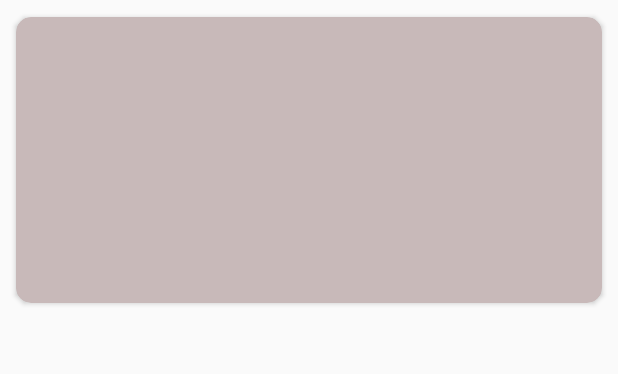
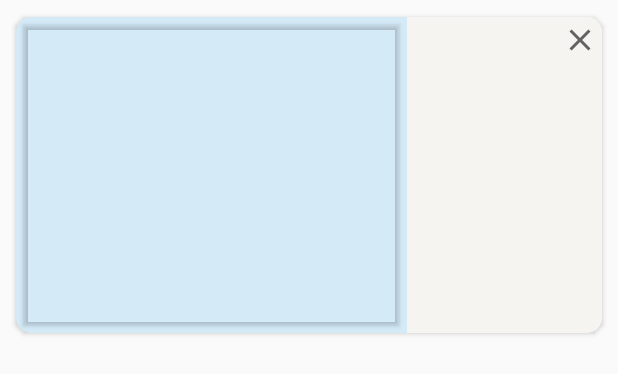
Before and after one commit to StriveCar/AndroidTask, an Android app: the layout list_item.xml on its own in the app's theme, with its tools: preview values and no code run, on a phone screen of 412 x 824 dp. Shown: the top 374 px of the screen. Run offline under Robolectric (Android 15) with nearby library versions, the light colour scheme and no system bars.

Commit message:
完善草稿箱，还未实现删除逻辑

```diff
--- a/app/src/main/java/com/example/androidtask/DetailActivity.java
+++ b/app/src/main/java/com/example/androidtask/DetailActivity.java
@@ -1,18 +1,28 @@
 package com.example.androidtask;
 
+import androidx.appcompat.app.AlertDialog;
 import androidx.appcompat.app.AppCompatActivity;
 
+import android.content.DialogInterface;
 import android.os.Bundle;
+import android.view.View;
 import android.widget.EditText;
+import android.widget.ImageButton;
 import android.widget.ImageView;
+import android.widget.Toast;
 
 import androidx.appcompat.widget.Toolbar;
 
 import com.bumptech.glide.Glide;
+import com.example.androidtask.response.BaseResponse;
 
 import java.util.Objects;
 
-public class DetailActivity extends AppCompatActivity {
+import retrofit2.Call;
+import retrofit2.Callback;
+import retrofit2.Response;
+
+public class DetailActivity extends AppCompatActivity{
 
     private Toolbar toolbar;
 
@@ -29,6 +39,7 @@ public class DetailActivity extends AppCompatActivity {
         ed_content = findViewById(R.id.ed_content);
         im_image = findViewById(R.id.im_picture);
 
+
         //接收数据
         String title = getIntent().getStringExtra("title");
         String content = getIntent().getStringExtra("content");
@@ -38,13 +49,14 @@ public class DetailActivity extends AppCompatActivity {
         ed_content.setText(content);
         Glide.with(this).load(image).into(im_image);
 
-
+        //实现头部
         toolbar = findViewById(R.id.tool_bar);
-
         setSupportActionBar(toolbar);
         Objects.requireNonNull(getSupportActionBar()).setDisplayHomeAsUpEnabled(true);
         getSupportActionBar().setDisplayShowTitleEnabled(false);
         toolbar.setNavigationOnClickListener(v -> onBackPressed());
         toolbar.setTitle("详情");
     }
+
+
 }
--- a/app/src/main/java/com/example/androidtask/DraftsAdapter.java
+++ b/app/src/main/java/com/example/androidtask/DraftsAdapter.java
@@ -1,18 +1,24 @@
 package com.example.androidtask;
 
 import android.content.Context;
+import android.content.DialogInterface;
 import android.content.Intent;
 import android.util.DisplayMetrics;
 import android.view.LayoutInflater;
+import android.view.MotionEvent;
 import android.view.View;
 import android.view.ViewGroup;
 import android.widget.AdapterView;
+import android.widget.ImageButton;
 import android.widget.ImageView;
 import android.widget.TextView;
+import android.widget.Toast;
 
 import androidx.annotation.NonNull;
+import androidx.appcompat.app.AlertDialog;
 import androidx.cardview.widget.CardView;
 import androidx.recyclerview.widget.GridLayoutManager;
+import androidx.recyclerview.widget.ItemTouchHelper;
 import androidx.recyclerview.widget.LinearLayoutManager;
 import androidx.recyclerview.widget.RecyclerView;
 import androidx.recyclerview.widget.StaggeredGridLayoutManager;
@@ -29,6 +35,7 @@ public class DraftsAdapter extends RecyclerView.Adapter<DraftsAdapter.mViewHolde
     private List<Records> data;
     private Context context;
 
+    private RecyclerView rc;
 
     public DraftsAdapter(@NonNull Context context, List<Records> data){
         this.data = data;
@@ -62,6 +69,33 @@ public class DraftsAdapter extends RecyclerView.Adapter<DraftsAdapter.mViewHolde
                 context.startActivity(intent);
             }
         });
+        holder.delete_button.setOnClickListener(new View.OnClickListener() {
+            @Override
+            public void onClick(View view) {
+                AlertDialog.Builder builder = new AlertDialog.Builder(view.getContext());
+                builder.setMessage("是否删除当前内容")
+                        .setPositiveButton("确定", new DialogInterface.OnClickListener() {
+                            @Override
+                            public void onClick(DialogInterface dialog, int which) {
+                                // 点击确定按钮的处理逻辑
+                                Toast.makeText(view.getContext(), "删除成功", Toast.LENGTH_SHORT).show();
+
+                            }
+                        })
+                        .setNegativeButton("取消", new DialogInterface.OnClickListener() {
+                            @Override
+                            public void onClick(DialogInterface dialog, int which) {
+                                // 点击取消按钮的处理逻辑
+                                dialog.dismiss();
+                            }
+                        });
+                // 创建并显示弹出框
+                AlertDialog dialog = builder.create();
+                dialog.show();
+            }
+        });
+
+
     }
 
     @Override
@@ -76,6 +110,8 @@ public class DraftsAdapter extends RecyclerView.Adapter<DraftsAdapter.mViewHolde
         TextView drafts_title;
         TextView drafts_content;
         ImageView drafts_pic;
+        ImageButton delete_button;
+
 
 
         public mViewHolder(@NonNull View itemView) {
@@ -83,7 +119,9 @@ public class DraftsAdapter extends RecyclerView.Adapter<DraftsAdapter.mViewHolde
             drafts_title = itemView.findViewById(R.id.df_title);
             drafts_content = itemView.findViewById(R.id.df_content);
             drafts_pic = itemView.findViewById(R.id.df_image);
+            delete_button = itemView.findViewById(R.id.deleteButton);
 
         }
     }
+
 }
--- /dev/null
+++ b/app/src/main/res/drawable/ic_baseline_clear_24.xml
@@ -0,0 +1,10 @@
+<vector xmlns:android="http://schemas.android.com/apk/res/android"
+    android:width="24dp"
+    android:height="24dp"
+    android:viewportWidth="24"
+    android:viewportHeight="24"
+    android:tint="?attr/colorControlNormal">
+  <path
+      android:fillColor="@android:color/white"
+      android:pathData="M19,6.41L17.59,5 12,10.59 6.41,5 5,6.41 10.59,12 5,17.59 6.41,19 12,13.41 17.59,19 19,17.59 13.41,12z"/>
+</vector>
--- a/app/src/main/res/layout/list_item.xml
+++ b/app/src/main/res/layout/list_item.xml
@@ -6,46 +6,69 @@
     xmlns:app="http://schemas.android.com/apk/res-auto"
     android:layout_margin="5dp"
     app:cardCornerRadius="10dp"
-    app:cardBackgroundColor="@color/coreGray"
+    app:cardBackgroundColor="@color/skyBlue"
     app:cardUseCompatPadding="true">
 
-    <RelativeLayout
+    <LinearLayout
         android:layout_width="match_parent"
         android:layout_height="wrap_content"
-        >
+        android:orientation="horizontal">
 
-        <ImageView
-            android:id="@+id/df_image"
-            android:layout_width="wrap_content"
-            android:layout_height="128dp"
-            android:scaleType="center">
-        </ImageView>
+            <ImageView
+                android:layout_width="250dp"
+                android:layout_height="200dp"
+                android:id="@+id/df_image"
+                android:layout_margin="5dp"
+                android:elevation="2dp"
+                android:outlineProvider="bounds"
+                android:clipToOutline="true" />
 
-        <TextView
-            android:id="@+id/df_title"
-            style="@style/TextAppearance.AppCompat.Subhead"
+        <LinearLayout
             android:layout_width="match_parent"
-            android:layout_height="wrap_content"
-            android:layout_below="@+id/df_image"
-            android:paddingStart="8dp"
-            android:paddingTop="8dp"
-            android:paddingBottom="4dp"
-            android:textColor="@color/teal_200"
-            android:textSize="18sp"
-            android:textStyle="bold"
-            >
-        </TextView>
+            android:layout_height="match_parent"
+            android:orientation="vertical">
 
-        <TextView
-            android:id="@+id/df_content"
-            style="@style/TextAppearance.AppCompat.Subhead"
-            android:layout_width="match_parent"
-            android:layout_height="wrap_content"
-            android:layout_below="@+id/df_title"
-            android:paddingStart="8dp"
-            android:paddingBottom="4dp"
-            android:textColor="@color/black">
-        </TextView>
+            <RelativeLayout
+                android:layout_width="match_parent"
+                android:background="@color/textColor"
 
-    </RelativeLayout>
+                android:layout_height="30dp">
+
+                <ImageButton
+                    android:id="@+id/deleteButton"
+                    android:layout_width="30dp"
+                    android:layout_height="30dp"
+                    android:layout_alignParentTop="true"
+                    android:layout_alignParentRight="true"
+                    android:src="@drawable/ic_baseline_clear_24"
+                    android:background="@color/textColor"
+
+                    android:visibility="visible" />
+            </RelativeLayout>
+
+            <TextView
+                android:layout_weight="1"
+                android:layout_width="match_parent"
+                android:layout_height="100dp"
+                android:id="@+id/df_title"
+                android:textSize="18dp"
+                android:background="@color/textColor"
+                android:textStyle="bold|italic"
+                android:gravity="center"
+                />
+
+            <TextView
+                android:id="@+id/df_content"
+                android:layout_weight="1"
+                android:layout_width="match_parent"
+                android:layout_height="100dp"
+                android:background="@color/textColor"
+                android:textSize="14dp"
+                />
+        </LinearLayout>
+
+
+
+    </LinearLayout>
+
 </androidx.cardview.widget.CardView>
--- a/app/src/main/res/values/colors.xml
+++ b/app/src/main/res/values/colors.xml
@@ -5,4 +5,7 @@
     <color name="teal_200">#FF49709B</color>
     <color name="lucency">#00FFFFFF</color>
     <color name="coreGray">#C8B9B9</color>
+    <color name="skyBlue">#D4EAF7</color>
+    <color name="textColor">#F5F4F1</color>
+
 </resources>
```
Also changed, not shown: app/src/main/java/com/example/androidtask/DraftsActivity.java (+1 -11 lines).
